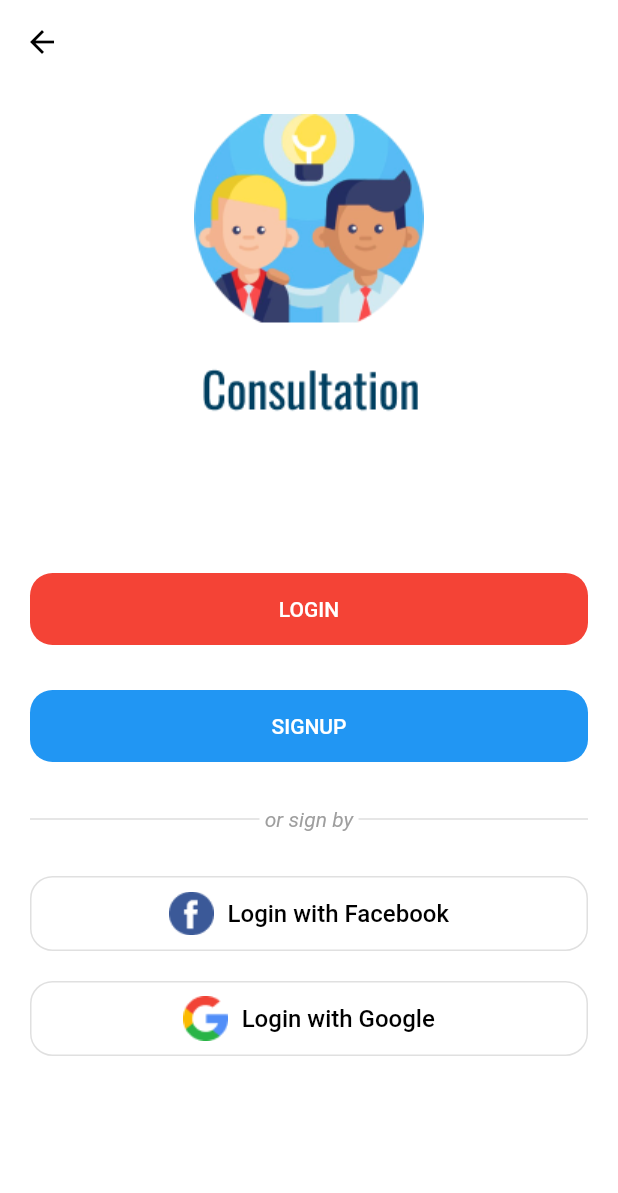
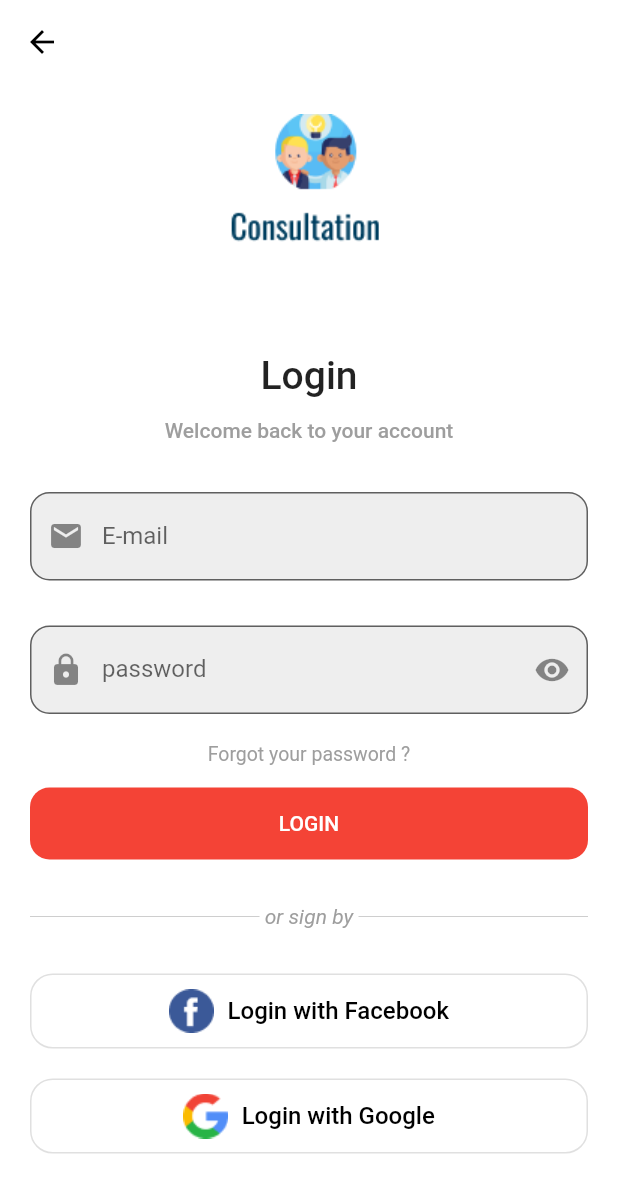
Before and after one commit to mohamed6572/consultation, a Flutter app: the Login_Screan1 screen opened directly, on a phone screen of 412 x 824 dp. Shown: the top 1193 px of the screen. Run offline on Flutter 3.47's test engine with Material 2 defaults, Android fonts, the phone set to English and light mode, and no system bars; our stand-ins replace bloc, dio, flutter_bloc, fluttertoast, hexcolor, shared_preferences and 1 more; accounts and stored records are empty.

Commit message:
login & login1 desgin done

```diff
--- a/lib/modules/login/login_screan.dart
+++ b/lib/modules/login/login_screan.dart
@@ -1,5 +1,6 @@
 import 'package:consultation/modules/login/cubit/cubit.dart';
 import 'package:consultation/modules/login/cubit/states.dart';
+import 'package:consultation/modules/login/login_screan1.dart';
 import 'package:consultation/shared/components/components.dart';
 import 'package:flutter/material.dart';
 import 'package:flutter_bloc/flutter_bloc.dart';
@@ -24,7 +25,9 @@ class Login_Screan extends StatelessWidget{
                 children: [
                   Image(image: AssetImage('assets/images/logo1.png')),
                   SizedBox(height: 100,),
-                  defultButton(text: 'login', function: (){},Background: Colors.red,radius: 15),
+                  defultButton(text: 'login', function: (){
+                    navigateTo(context, Login_Screan1());
+                  },Background: Colors.red,radius: 15),
                   SizedBox(height: 30,),
                   defultButton(text: 'signup', function: (){},Background: Colors.blue,radius: 15),
                   SizedBox(height: 30,),
--- a/lib/modules/login/login_screan1.dart
+++ b/lib/modules/login/login_screan1.dart
@@ -4,30 +4,76 @@ import 'package:consultation/shared/components/components.dart';
 import 'package:flutter/material.dart';
 import 'package:flutter_bloc/flutter_bloc.dart';
 
-class Login_Screan1 extends StatelessWidget{
+class Login_Screan1 extends StatelessWidget {
+  var emailcontroller = TextEditingController();
+  var passcontroller = TextEditingController();
 
   @override
   Widget build(BuildContext context) {
     return BlocProvider(
       create: (context) => LoginCubit(),
-      child: BlocConsumer<LoginCubit,LoginStates>(
+      child: BlocConsumer<LoginCubit, LoginStates>(
         listener: (context, state) {},
         builder: (context, state) {
           var cubit = LoginCubit.get(context);
           return Scaffold(
-            appBar: AppBar(),
-            body: Padding(
+            appBar: AppBar(
+              iconTheme: IconThemeData(
+                color: Colors.black,
+              ),
+            ),
+            body: SingleChildScrollView(
+              child: Padding(
                 padding: const EdgeInsets.all(20.0),
                 child: Column(
-                //mainAxisAlignment: MainAxisAlignment.center,
                   crossAxisAlignment: CrossAxisAlignment.center,
                   children: [
-                  Image(image: AssetImage('assets/images/logo1.png')),
-                  SizedBox(height: 100,),
-                  defultButton(text: 'login', function: (){},Background: Colors.red,radius: 15),
-                  SizedBox(height: 30,),
-                  defultButton(text: 'signup', function: (){},Background: Colors.blue,radius: 15),
-                  SizedBox(height: 30,),
+                    Image(image: AssetImage('assets/images/logo.png')),
+                    SizedBox(
+                      height: 50,
+                    ),
+                    Text(
+                      'Login',
+                      style: TextStyle(
+                          fontWeight: FontWeight.w500, fontSize: 26, height: 2),
+                    ),
+                    Text(
+                      'Welcome back to your account',
+                      style: TextStyle(
+                          fontWeight: FontWeight.w500,
+                          height: 2,
+                          fontSize: 14,
+                          color: Colors.grey),
+                    ),
+                    SizedBox(
+                      height: 30,
+                    ),
+                    defultFormField(
+                        type: TextInputType.emailAddress,
+                        controller: emailcontroller,
+                        label: 'E-mail',
+                        prefix: Icons.email,
+                        validator: (v) {}),
+                    SizedBox(
+                      height: 30,
+                    ),
+                    defultFormField(
+                        type: TextInputType.visiblePassword,
+                        controller: passcontroller,
+                        label: 'password',
+                        suffix: cubit.suffix,
+                        isPassword: cubit.isPasword,
+                        passwordShow: ()=>cubit.changePasswordVisability(),
+                        prefix: Icons.lock,
+                        validator: (v) {}),
+                    Text('Forgot your password ?',style: TextStyle(height: 3,color: Colors.grey,fontSize: 13),),
+                    SizedBox(
+                      height: 10,
+                    ),
+                    defultButton(text: 'login', function: (){},Background: Colors.red,radius: 13),
+                    SizedBox(
+                      height: 30,
+                    ),
                     Row(
                       children: [
                         Expanded(
@@ -38,7 +84,9 @@ class Login_Screan1 extends StatelessWidget{
                         ),
                         Text(
                           ' or sign by ',
-                        style: TextStyle(fontStyle: FontStyle.italic,color: Colors.grey.shade500),
+                          style: TextStyle(
+                              fontStyle: FontStyle.italic,
+                              color: Colors.grey.shade500),
                         ),
                         Expanded(
                           child: Container(
@@ -48,11 +96,24 @@ class Login_Screan1 extends StatelessWidget{
                         ),
                       ],
                     ),
-                  SizedBox(height: 30,),
-                  authButton(text: 'Login with Facebook', logo: 'fac', function: (){},isUpperCase: false),
-                  SizedBox(height: 20,),
-                  authButton(text: 'Login with Google', logo: 'google_logo', function: (){},isUpperCase: false)
+                    SizedBox(
+                      height: 30,
+                    ),
+                    authButton(
+                        text: 'Login with Facebook',
+                        logo: 'fac',
+                        function: () {},
+                        isUpperCase: false),
+                    SizedBox(
+                      height: 20,
+                    ),
+                    authButton(
+                        text: 'Login with Google',
+                        logo: 'google_logo',
+                        function: () {},
+                        isUpperCase: false)
                   ],
+                ),
               ),
             ),
           );
--- a/lib/shared/components/components.dart
+++ b/lib/shared/components/components.dart
@@ -82,9 +82,14 @@ Widget defultFormField({
       keyboardType: type,
       controller: controller,
       decoration: InputDecoration(
+fillColor: Colors.grey.shade200,
+        filled: true,
         labelText: label,
         prefixIcon: Icon(prefix),
-        border: OutlineInputBorder(),
+        border: OutlineInputBorder(
+          borderRadius: BorderRadius.circular(13),
+          borderSide: BorderSide(color: Colors.transparent)
+        ),
         suffixIcon: suffix != null
             ? IconButton(
                 icon: Icon(suffix),
```
Lines whose indentation alone changed are shown as unchanged.
